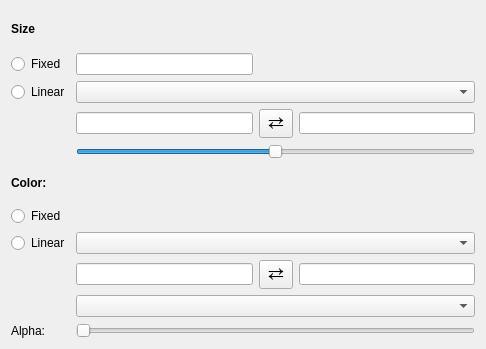
Before: the Qt Designer form glue_vispy_viewers/scatter/layer_style_widget.ui in glue-viz/glue-vispy-viewers, drawn with Qt 5.
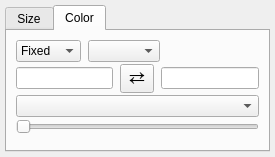
After: the same form once the commit is applied. Custom widgets are drawn as their Qt base class.

Commit message: Optimize layout of options for 3D viewers

Diff of the .ui file:
```diff
--- a/glue_vispy_viewers/scatter/layer_style_widget.ui
+++ b/glue_vispy_viewers/scatter/layer_style_widget.ui
@@ -6,104 +6,90 @@
    <rect>
     <x>0</x>
     <y>0</y>
-    <width>486</width>
-    <height>349</height>
+    <width>275</width>
+    <height>157</height>
    </rect>
   </property>
   <property name="windowTitle">
    <string>Form</string>
   </property>
   <layout class="QGridLayout" name="gridLayout">
-   <item row="7" column="0">
-    <widget class="QRadioButton" name="radio_color_linear">
-     <property name="text">
-      <string>Linear</string>
-     </property>
-    </widget>
-   </item>
-   <item row="5" column="0">
-    <widget class="QLabel" name="label_2">
-     <property name="font">
-      <font>
-       <weight>75</weight>
-       <bold>true</bold>
-      </font>
-     </property>
-     <property name="text">
-      <string>Color:</string>
-     </property>
-    </widget>
-   </item>
-   <item row="2" column="0">
-    <widget class="QRadioButton" name="radio_size_linear">
-     <property name="text">
-      <string>Linear</string>
-     </property>
-    </widget>
-   </item>
-   <item row="1" column="0">
-    <widget class="QRadioButton" name="radio_size_fixed">
-     <property name="text">
-      <string>Fixed</string>
-     </property>
-    </widget>
-   </item>
+   <property name="margin">
+    <number>5</number>
+   </property>
    <item row="0" column="0">
-    <widget class="QLabel" name="label_6">
-     <property name="font">
-      <font>
-       <weight>75</weight>
-       <bold>true</bold>
-      </font>
+    <widget class="QTabWidget" name="tabWidget">
+     <property name="currentIndex">
+      <number>1</number>
      </property>
-     <property name="text">
+     <widget class="QWidget" name="tab_2">
+      <attribute name="title">
       <string>Size</string>
-     </property>
-    </widget>
-   </item>
-   <item row="8" column="1">
-    <widget class="QLineEdit" name="value_cmap_vmin"/>
-   </item>
-   <item row="6" column="1">
-    <widget class="QColorBox" name="label_color">
+      </attribute>
+      <layout class="QVBoxLayout" name="verticalLayout">
+       <property name="spacing">
+        <number>2</number>
+       </property>
+       <property name="bottomMargin">
+        <number>5</number>
+       </property>
+       <item>
+        <widget class="QWidget" name="size_row_1" native="true">
+         <layout class="QHBoxLayout" name="horizontalLayout">
+          <property name="spacing">
+           <number>7</number>
+          </property>
+          <property name="margin">
+           <number>0</number>
+          </property>
+          <item>
+           <widget class="QComboBox" name="combo_size_mode">
      <property name="sizePolicy">
-      <sizepolicy hsizetype="Preferred" vsizetype="Minimum">
+             <sizepolicy hsizetype="Minimum" vsizetype="Fixed">
        <horstretch>0</horstretch>
        <verstretch>0</verstretch>
       </sizepolicy>
      </property>
+            <property name="maximumSize">
+             <size>
+              <width>80</width>
+              <height>16777215</height>
+             </size>
+            </property>
+            <item>
      <property name="text">
-      <string/>
-     </property>
-    </widget>
-   </item>
-   <item row="1" column="1">
+              <string>Fixed</string>
+             </property>
+            </item>
+            <item>
+             <property name="text">
+              <string>Linear</string>
+             </property>
+            </item>
+           </widget>
+          </item>
+          <item>
+           <widget class="QComboBox" name="combo_size_attribute"/>
+          </item>
+          <item>
     <widget class="QLineEdit" name="value_fixed_size"/>
    </item>
-   <item row="14" column="0">
-    <widget class="QLabel" name="label_4">
-     <property name="font">
-      <font>
-       <weight>50</weight>
-       <bold>false</bold>
-      </font>
-     </property>
-     <property name="text">
-      <string>Alpha:</string>
-     </property>
-    </widget>
-   </item>
-   <item row="3" column="1">
+         </layout>
+        </widget>
+       </item>
+       <item>
+        <widget class="QWidget" name="size_row_2" native="true">
+         <layout class="QHBoxLayout" name="horizontalLayout_2">
+          <property name="spacing">
+           <number>7</number>
+          </property>
+          <property name="margin">
+           <number>0</number>
+          </property>
+          <item>
     <widget class="QLineEdit" name="value_size_vmin"/>
    </item>
-   <item row="6" column="0">
-    <widget class="QRadioButton" name="radio_color_fixed">
-     <property name="text">
-      <string>Fixed</string>
-     </property>
-    </widget>
-   </item>
-   <item row="3" column="2">
+          <item>
        <widget class="QToolButton" name="button_flip_size">
         <property name="font">
          <font>
@@ -118,13 +104,22 @@
         </property>
        </widget>
    </item>
-   <item row="3" column="3">
+          <item>
     <widget class="QLineEdit" name="value_size_vmax"/>
    </item>
-   <item row="2" column="1" colspan="3">
-    <widget class="QComboBox" name="combo_size_attribute"/>
-   </item>
-   <item row="4" column="1" colspan="3">
+         </layout>
+        </widget>
+       </item>
+       <item>
+        <widget class="QWidget" name="size_row_3" native="true">
+         <layout class="QHBoxLayout" name="horizontalLayout_3">
+          <property name="spacing">
+           <number>7</number>
+          </property>
+          <property name="margin">
+           <number>0</number>
+          </property>
+          <item>
     <widget class="QSlider" name="slider_size_scaling">
      <property name="maximum">
       <number>100</number>
@@ -137,16 +132,135 @@
      </property>
     </widget>
    </item>
-   <item row="7" column="1" colspan="3">
+         </layout>
+        </widget>
+       </item>
+       <item>
+        <spacer name="verticalSpacer">
+         <property name="orientation">
+          <enum>Qt::Vertical</enum>
+         </property>
+         <property name="sizeHint" stdset="0">
+          <size>
+           <width>20</width>
+           <height>40</height>
+          </size>
+         </property>
+        </spacer>
+       </item>
+      </layout>
+     </widget>
+     <widget class="QWidget" name="tab_4">
+      <attribute name="title">
+       <string>Color</string>
+      </attribute>
+      <layout class="QVBoxLayout" name="verticalLayout_2">
+       <property name="spacing">
+        <number>2</number>
+       </property>
+       <property name="bottomMargin">
+        <number>5</number>
+       </property>
+       <item>
+        <widget class="QWidget" name="color_row_1" native="true">
+         <layout class="QHBoxLayout" name="horizontalLayout_6">
+          <property name="spacing">
+           <number>7</number>
+          </property>
+          <property name="margin">
+           <number>0</number>
+          </property>
+          <item>
+           <widget class="QComboBox" name="combo_color_mode">
+            <property name="maximumSize">
+             <size>
+              <width>80</width>
+              <height>16777215</height>
+             </size>
+            </property>
+            <item>
+             <property name="text">
+              <string>Fixed</string>
+             </property>
+            </item>
+            <item>
+             <property name="text">
+              <string>Linear</string>
+             </property>
+            </item>
+           </widget>
+          </item>
+          <item>
     <widget class="QComboBox" name="combo_cmap_attribute"/>
    </item>
-   <item row="8" column="3">
+          <item>
+           <widget class="QColorBox" name="label_color">
+            <property name="sizePolicy">
+             <sizepolicy hsizetype="Preferred" vsizetype="Minimum">
+              <horstretch>0</horstretch>
+              <verstretch>0</verstretch>
+             </sizepolicy>
+            </property>
+            <property name="text">
+             <string/>
+            </property>
+           </widget>
+          </item>
+          <item>
+           <widget class="QWidget" name="spacer_color_label" native="true"/>
+          </item>
+         </layout>
+        </widget>
+       </item>
+       <item>
+        <widget class="QWidget" name="color_row_2" native="true">
+         <layout class="QHBoxLayout" name="horizontalLayout_8">
+          <property name="spacing">
+           <number>7</number>
+          </property>
+          <property name="margin">
+           <number>0</number>
+          </property>
+          <item>
+           <widget class="QLineEdit" name="value_cmap_vmin"/>
+          </item>
+          <item>
+           <widget class="QToolButton" name="button_flip_cmap">
+            <property name="font">
+             <font>
+              <pointsize>14</pointsize>
+             </font>
+            </property>
+            <property name="styleSheet">
+             <string notr="true">padding: 0px</string>
+            </property>
+            <property name="text">
+             <string>⇄</string>
+            </property>
+           </widget>
+          </item>
+          <item>
     <widget class="QLineEdit" name="value_cmap_vmax"/>
    </item>
-   <item row="13" column="1" colspan="3">
+         </layout>
+        </widget>
+       </item>
+       <item>
+        <widget class="QWidget" name="color_row_3" native="true">
+         <layout class="QHBoxLayout" name="horizontalLayout_9">
+          <property name="spacing">
+           <number>7</number>
+          </property>
+          <property name="margin">
+           <number>0</number>
+          </property>
+          <item>
     <widget class="QColormapCombo" name="combo_cmap"/>
    </item>
-   <item row="14" column="1" colspan="3">
+         </layout>
+        </widget>
+       </item>
+       <item>
     <widget class="QSlider" name="slider_alpha">
      <property name="maximum">
       <number>100</number>
@@ -156,19 +270,21 @@
      </property>
     </widget>
    </item>
-   <item row="8" column="2">
-       <widget class="QToolButton" name="button_flip_cmap">
-        <property name="font">
-         <font>
-          <pointsize>14</pointsize>
-         </font>
-        </property>
-        <property name="styleSheet">
-         <string notr="true">padding: 0px</string>
-        </property>
-        <property name="text">
-         <string>⇄</string>
-        </property>
+       <item>
+        <spacer name="verticalSpacer_2">
+         <property name="orientation">
+          <enum>Qt::Vertical</enum>
+         </property>
+         <property name="sizeHint" stdset="0">
+          <size>
+           <width>20</width>
+           <height>40</height>
+          </size>
+         </property>
+        </spacer>
+       </item>
+      </layout>
+     </widget>
        </widget>
    </item>
   </layout>
```
Lines whose indentation alone changed are shown as unchanged. The commit also changes 5 other files.
